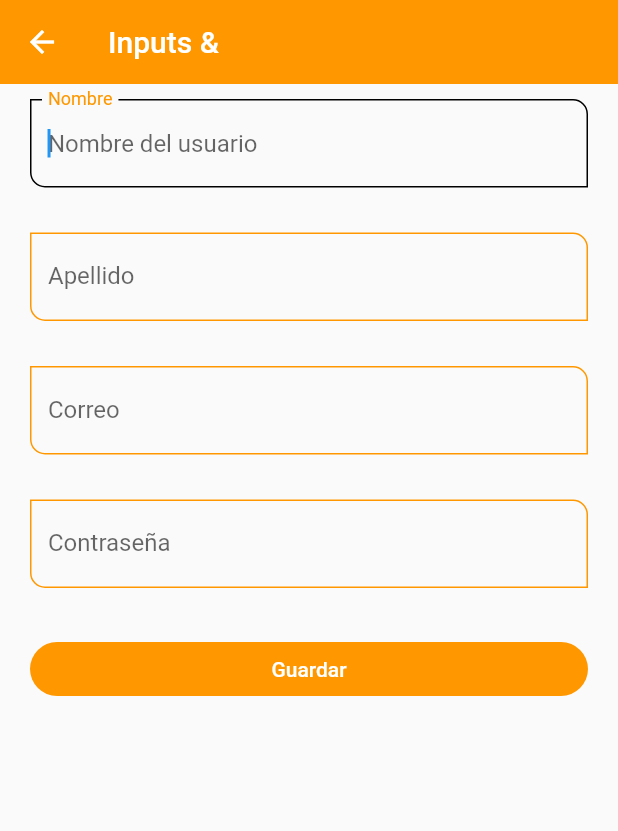
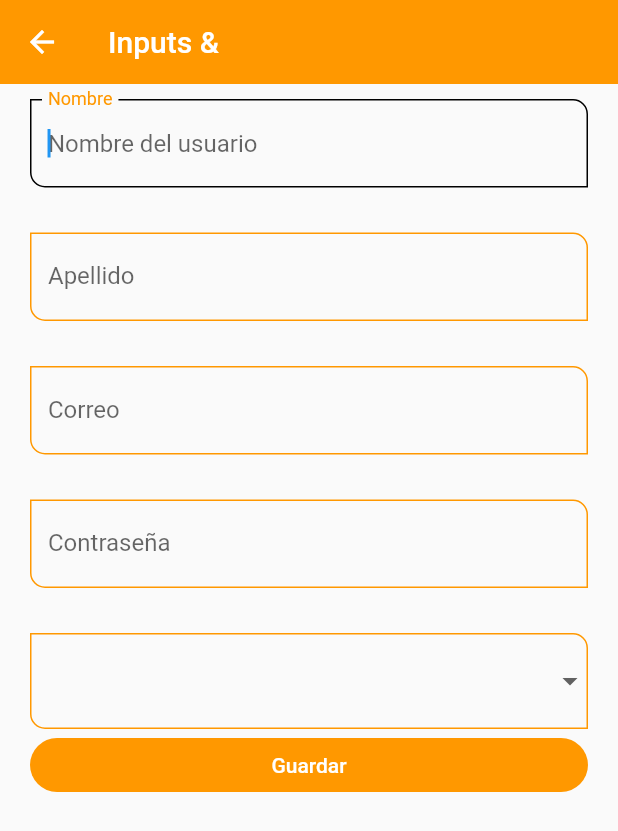
Before and after one commit to aydin-due/widgets_app, a Flutter app: the InputsScreen screen opened by its route, on a phone screen of 412 x 824 dp. Shown: the top 831 px of the screen. Run offline on Flutter 3.47's test engine with Material 2 defaults, Android fonts, the phone set to English and light mode, and no system bars.

Commit message:
dropdown button form field

```diff
--- a/lib/screens/inputs_screen.dart
+++ b/lib/screens/inputs_screen.dart
@@ -33,7 +33,8 @@
                 labelText: 'Nombre',
                 hintText: 'Nombre del usuario',
                 formProperty: 'first_name',
-                  formValues: formValues,),
+                formValues: formValues,
+              ),
               const SizedBox(
                 height: 30,
               ),
@@ -41,7 +42,8 @@
                 labelText: 'Apellido',
                 hintText: 'Apellido del usuario',
                 formProperty: 'last_name',
-                  formValues: formValues,),
+                formValues: formValues,
+              ),
               const SizedBox(
                 height: 30,
               ),
@@ -66,6 +68,18 @@
                 height: 30,
               ),
 
+              DropdownButtonFormField<String>(
+                  items: const [
+                     DropdownMenuItem(value: 'admin', child: Text('Admin')),
+                     DropdownMenuItem(value: 'superuser', child: Text('Superuser')),
+                     DropdownMenuItem(value: 'developer', child: Text('Developer')),
+                     DropdownMenuItem(value: 'tester', child: Text('Tester'))
+                  ],
+                  onChanged: (value) {
+                    print(value);
+                    formValues['role'] = value ?? 'admin';
+                  }),
+
               ElevatedButton(
                   child: const SizedBox(
                       width: double.infinity,
```
Lines whose indentation alone changed are shown as unchanged.
